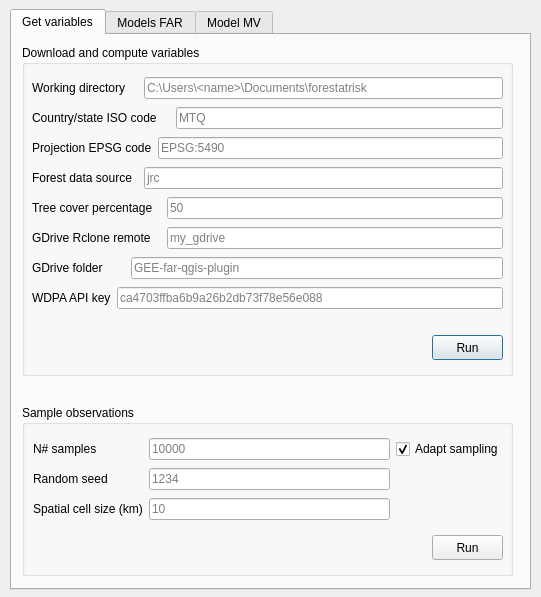
Above: forestatrisk_plugin_dialog_base.ui from ghislainv/deforisk-qgis-plugin before the change. Below: the same form after it.
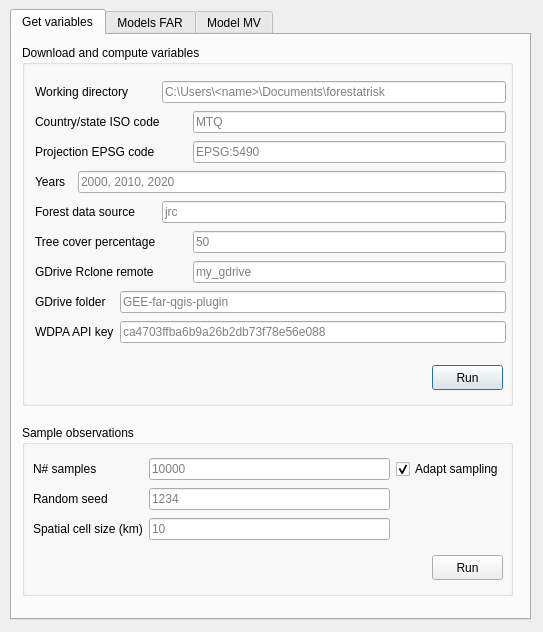
That is the form after the change. The open tabs and pages were chosen to show the change.

The edit to the form file:
```diff
--- a/forestatrisk_plugin_dialog_base.ui
+++ b/forestatrisk_plugin_dialog_base.ui
@@ -6,8 +6,8 @@
    <rect>
     <x>0</x>
     <y>0</y>
-    <width>541</width>
-    <height>597</height>
+    <width>543</width>
+    <height>632</height>
    </rect>
   </property>
   <property name="windowTitle">
@@ -19,7 +19,7 @@
      <x>10</x>
      <y>9</y>
      <width>521</width>
-     <height>581</height>
+     <height>611</height>
     </rect>
    </property>
    <property name="currentIndex">
@@ -35,7 +35,7 @@
        <x>10</x>
        <y>10</y>
        <width>491</width>
-       <height>331</height>
+       <height>361</height>
       </rect>
      </property>
      <property name="title">
@@ -45,7 +45,7 @@
       <property name="geometry">
        <rect>
         <x>410</x>
-        <y>290</y>
+        <y>320</y>
         <width>71</width>
         <height>25</height>
        </rect>
@@ -54,13 +54,13 @@
        <string>Run</string>
       </property>
      </widget>
-     <widget class="QWidget" name="layoutWidget">
+     <widget class="QWidget" name="">
       <property name="geometry">
        <rect>
-        <x>10</x>
-        <y>30</y>
+        <x>13</x>
+        <y>34</y>
         <width>471</width>
-        <height>244</height>
+        <height>275</height>
        </rect>
       </property>
       <layout class="QGridLayout" name="gridLayout">
@@ -71,7 +71,7 @@
          </property>
         </widget>
        </item>
-       <item row="0" column="3" colspan="4">
+       <item row="0" column="3" colspan="2">
         <widget class="QLineEdit" name="workdir">
          <property name="text">
           <string/>
@@ -81,98 +81,112 @@
          </property>
         </widget>
        </item>
-       <item row="1" column="0" colspan="6">
+       <item row="1" column="0" colspan="4">
         <widget class="QLabel" name="label_isocode">
          <property name="text">
           <string>Country/state ISO code</string>
          </property>
         </widget>
        </item>
-       <item row="1" column="6">
+       <item row="1" column="4">
         <widget class="QLineEdit" name="isocode">
          <property name="placeholderText">
           <string>MTQ</string>
          </property>
         </widget>
        </item>
-       <item row="2" column="0" colspan="4">
+       <item row="2" column="0" colspan="3">
         <widget class="QLabel" name="label_proj">
          <property name="text">
           <string>Projection EPSG code</string>
          </property>
         </widget>
        </item>
-       <item row="2" column="4" colspan="3">
+       <item row="2" column="4">
         <widget class="QLineEdit" name="proj">
          <property name="placeholderText">
           <string>EPSG:5490</string>
          </property>
         </widget>
        </item>
-       <item row="3" column="0" colspan="3">
+       <item row="3" column="0">
+        <widget class="QLabel" name="label_years">
+         <property name="text">
+          <string>Years</string>
+         </property>
+        </widget>
+       </item>
+       <item row="3" column="1" colspan="4">
+        <widget class="QLineEdit" name="years">
+         <property name="placeholderText">
+          <string>2000, 2010, 2020</string>
+         </property>
+        </widget>
+       </item>
+       <item row="4" column="0" colspan="3">
         <widget class="QLabel" name="label_fcc_source">
          <property name="text">
           <string>Forest data source</string>
          </property>
         </widget>
        </item>
-       <item row="3" column="3" colspan="4">
+       <item row="4" column="3" colspan="2">
         <widget class="QLineEdit" name="fcc_source">
          <property name="placeholderText">
           <string>jrc</string>
          </property>
         </widget>
        </item>
-       <item row="4" column="0" colspan="5">
+       <item row="5" column="0" colspan="4">
         <widget class="QLabel" name="label_perc">
          <property name="text">
           <string>Tree cover percentage</string>
          </property>
         </widget>
        </item>
-       <item row="4" column="5" colspan="2">
+       <item row="5" column="4">
         <widget class="QLineEdit" name="perc">
          <property name="placeholderText">
           <string>50</string>
          </property>
         </widget>
        </item>
-       <item row="5" column="0" colspan="5">
+       <item row="6" column="0" colspan="4">
         <widget class="QLabel" name="label_remote_rclone">
          <property name="text">
           <string>GDrive Rclone remote</string>
          </property>
         </widget>
        </item>
-       <item row="5" column="5" colspan="2">
+       <item row="6" column="4">
         <widget class="QLineEdit" name="remote_rclone">
          <property name="placeholderText">
           <string>my_gdrive</string>
          </property>
         </widget>
        </item>
-       <item row="6" column="0" colspan="2">
+       <item row="7" column="0" colspan="2">
         <widget class="QLabel" name="label_gdrive_folder">
          <property name="text">
           <string>GDrive folder</string>
          </property>
         </widget>
        </item>
-       <item row="6" column="2" colspan="5">
+       <item row="7" column="2" colspan="3">
         <widget class="QLineEdit" name="gdrive_folder">
          <property name="placeholderText">
           <string>GEE-far-qgis-plugin</string>
          </property>
         </widget>
        </item>
-       <item row="7" column="0">
+       <item row="8" column="0" colspan="2">
         <widget class="QLabel" name="label_wdpa_key">
          <property name="text">
           <string>WDPA API key</string>
          </property>
         </widget>
        </item>
-       <item row="7" column="1" colspan="6">
+       <item row="8" column="2" colspan="3">
         <widget class="QLineEdit" name="wdpa_key">
          <property name="placeholderText">
           <string>ca4703ffba6b9a26b2db73f78e56e088</string>
@@ -186,7 +200,7 @@
      <property name="geometry">
       <rect>
        <x>10</x>
-       <y>370</y>
+       <y>390</y>
        <width>491</width>
        <height>171</height>
       </rect>
```
Left out of the diff: 30 changed lines with no effect on the pictures.
